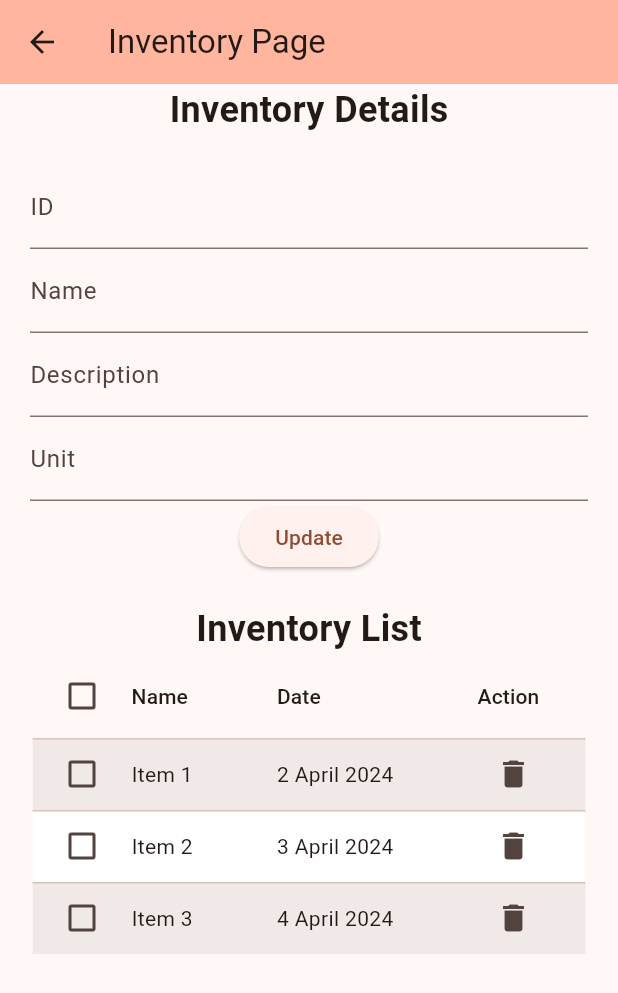
After one commit to WKLD-Labs/flutter_frontend, a Flutter app: the InventoryPage screen opened by its route, on a phone screen of 412 x 824 dp. The commit adds this screen. Shown: the top 993 px of the screen. Run offline on Flutter 3.47's test engine with Material 3 defaults, Android fonts, the light colour scheme and no system bars; our stand-ins replace flutter_dotenv, font_awesome_flutter, go_router, local_auth.

Commit message:
add layout for inventory

```diff
--- a/lib/main.dart
+++ b/lib/main.dart
@@ -6,6 +6,7 @@ import 'package:flutter_dotenv/flutter_dotenv.dart';
 import 'views/HomePage/home_page.dart';
 import 'views/DummyPage/dummy_page.dart';
 import 'views/LoginPage/login_page.dart';
+import 'views/InventoryPage/invetory_page.dart';
 
 Future main() async {
   await dotenv.load(fileName: ".env");
@@ -32,6 +33,12 @@ final GoRouter _router = GoRouter(
           path: 'login',
           builder: (BuildContext context, GoRouterState state){
             return const LoginPage(title: 'Login Page');
+          },
+        ),
+        GoRoute(
+          path: 'inventory',
+          builder: (BuildContext context, GoRouterState state){
+            return const InventoryPage(title: 'Inventory Page');
           },
         )
       ],
--- /dev/null
+++ b/lib/views/InventoryPage/invetory_page.dart
@@ -0,0 +1,143 @@
+import 'package:flutter/material.dart';
+
+class InventoryPage extends StatefulWidget{
+  const InventoryPage({super.key, required this.title});
+  final String title;
+
+  @override
+  State<InventoryPage> createState() => _InventoryPageState();
+}
+
+class _InventoryPageState extends State<InventoryPage> {
+  List<Map<String, dynamic>> data = [
+    {
+      'id': '1',
+      'name': 'Item 1',
+      'description': 'Description 1',
+      'unit': 1,
+      'date': '2 April 2024',
+      'image': 'https://source.unsplash.com/640x360?funny-animals',
+    },
+    {
+      'id': '2',
+      'name': 'Item 2',
+      'description': 'Description 2',
+      'unit': 2,
+      'date': '3 April 2024',
+      'image': 'https://source.unsplash.com/640x360?funny-animals',
+    },
+    {
+      'id': '3',
+      'name': 'Item 3',
+      'description': 'Description 3',
+      'unit': 3,
+      'date': '4 April 2024',
+      'image': 'https://source.unsplash.com/640x360?funny-animals',
+    }
+  ];
+
+  @override
+  void initState() {
+    super.initState();
+  }
+
+  @override
+  Widget build(BuildContext context) {
+    return Scaffold(
+      appBar: AppBar(
+        backgroundColor: Theme.of(context).colorScheme.inversePrimary,
+        title: Text(widget.title),
+      ),
+      body: Column(
+        children: [
+          const Text('Inventory Details',
+              style: TextStyle(
+                fontSize: 24,
+                fontWeight: FontWeight.bold,
+              ),
+          ),
+          Padding(
+            padding: const EdgeInsets.all(20.0),
+            child: Form(
+              child: Column(
+                children: [
+                  TextFormField(
+                    decoration: const InputDecoration(
+                      labelText: 'ID',
+                    ),
+                  ),
+                  TextFormField(
+                    decoration: const InputDecoration(
+                      labelText: 'Name',
+                    ),
+                  ),
+                  TextFormField(
+                    decoration: const InputDecoration(
+                      labelText: 'Description',
+                    ),
+                  ),
+                  TextFormField(
+                    decoration: const InputDecoration(
+                      labelText: 'Unit',
+                    ),
+                  ),
+                  ElevatedButton(
+                    onPressed: () {
+                      // Respond to button press
+                    },
+                    child: const Text('Update'),
+                  ),
+                ],
+              ),
+            ),
+          ),
+          const Text('Inventory List',
+            style: TextStyle(
+              fontSize: 24,
+              fontWeight: FontWeight.bold,
+            ),
+          ),
+          DataTable(
+            columns: [
+              DataColumn(label: const Text('Name')),
+              DataColumn(label: const Text('Date')),
+              DataColumn(label: const Text('Action')),
+            ],
+            rows: data.asMap().entries.map((entry) {
+              int index = entry.key;
+              return DataRow(
+                cells: [
+                  DataCell(Text(entry.value['name'].toString())),
+                  DataCell(Text(entry.value['date'].toString())),
+                  DataCell(IconButton(
+                    icon: const Icon(Icons.delete),
+                    onPressed: () {
+                      // Respond to button press
+                    },
+                  )),
+                ],
+                onSelectChanged: (bool? selected) {
+                  if (selected != null && selected) {
+                    // Respond to row selection
+                  }
+                },
+                color: MaterialStateProperty.resolveWith<Color>((Set<MaterialState> states) {
+                  if (states.contains(MaterialState.selected)) {
+                    return Theme.of(context).colorScheme.primary.withOpacity(0.08);
+                  }
+                  if (index % 2 == 0) {
+                    return Color(0xf000000); // Grey color for even rows
+                  }
+                  return Colors.white; // White color for odd rows
+                }
+                ),
+              );
+            }).toList()
+          ),
+        ],
+      )
+    );
+  }
+
+
+}
--- a/lib/widgets/nav_drawer.dart
+++ b/lib/widgets/nav_drawer.dart
@@ -25,6 +25,8 @@ class NavDrawer extends StatelessWidget {
     _NavigationDestination(
         'Login', Icon(Icons.login_outlined), Icon(Icons.login), '/login'
     ),
+    _NavigationDestination(
+        'Inventory', Icon(Icons.inventory_2_outlined), Icon(Icons.inventory_2_outlined), '/inventory')
   ];
 
 
```
